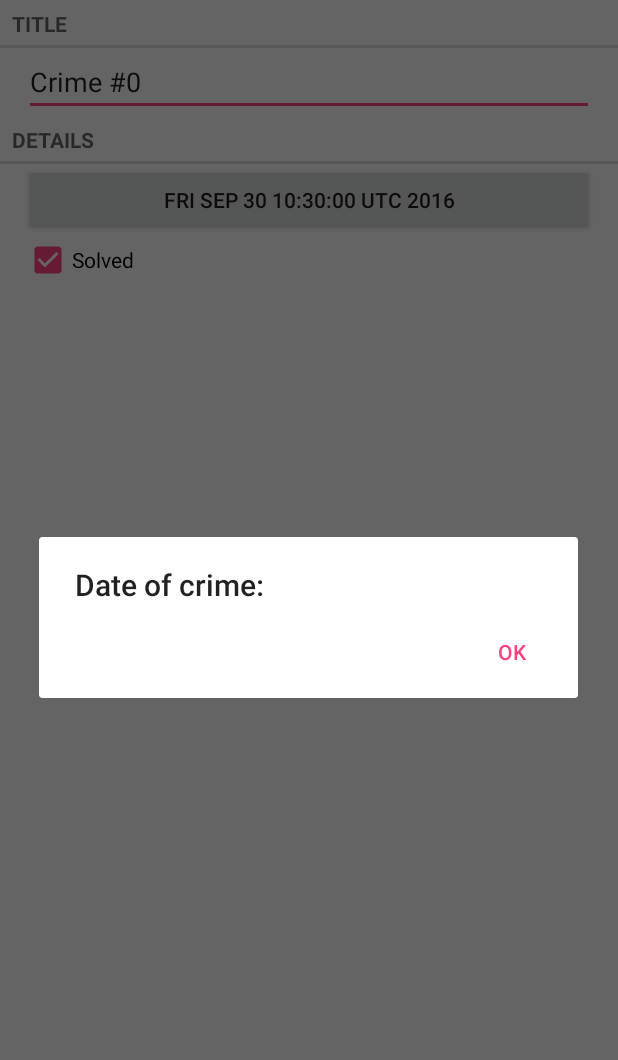
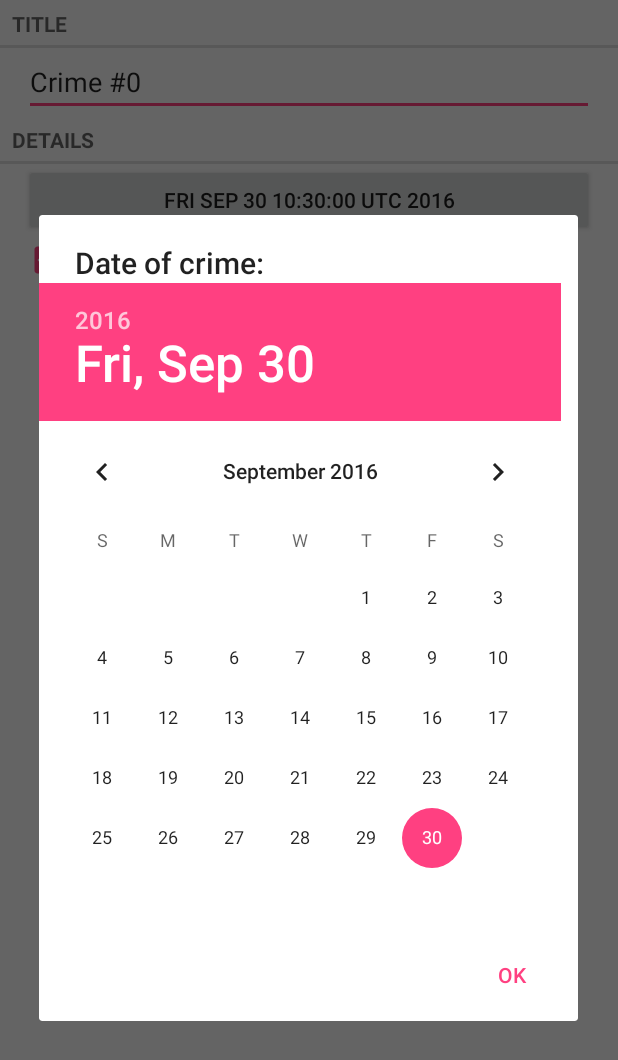
Before and after one commit to CquptZouSheng/CriminalIntent, an Android app: the CrimeFragment screen opened directly, with no data from a screen before it, after a tap on an icon or button, on a phone screen of 412 x 824 dp. Shown: the top 1060 px of the screen. Run offline under Robolectric (Android 15) with nearby library versions, the phone set to English and light mode, and no system bars.

Commit message:
生成日期dialog。

```diff
--- a/app/src/main/java/com/zou/android/criminalintent/CrimeFragment.java
+++ b/app/src/main/java/com/zou/android/criminalintent/CrimeFragment.java
@@ -1,5 +1,6 @@
 package com.zou.android.criminalintent;
-
+import android.app.Activity;
+import android.content.Intent;
 import android.os.Bundle;
 import android.support.v4.app.Fragment;
 import android.support.v4.app.FragmentManager;
@@ -13,6 +14,7 @@ import android.widget.CheckBox;
 import android.widget.CompoundButton;
 import android.widget.EditText;
 
+import java.util.Date;
 import java.util.UUID;
 
 /**
@@ -23,6 +25,7 @@ public class CrimeFragment extends Fragment {
 
     private static final String ARG_CRIME_ID = "crime_id";
     private static final String DIALOG_DATE = "DialogDate";
+    public static final int REQUEST_DATE=0;
 
     private Crime mCrime;
     private EditText mTitleField;
@@ -36,13 +39,25 @@ public class CrimeFragment extends Fragment {
         crimeFragment.setArguments(args);
         return crimeFragment;
     }
+
+    @Override
+    public void onActivityResult(int requestCode, int resultCode, Intent data) {
+        if (resultCode!= Activity.RESULT_OK){
+            return;
+        }
+        if (requestCode==REQUEST_DATE){
+            Date date= (Date) data.getSerializableExtra(DatePickerFragement.EXTRA_DATE);
+            mCrime.setDate(date);
+            mDateButton.setText(mCrime.getDate().toString());
+        }
+    }
+
     @Override
     public void onCreate(Bundle savedInstanceState) {
         super.onCreate(savedInstanceState);
         UUID crimeId= (UUID) getArguments().getSerializable(ARG_CRIME_ID);
         mCrime=CrimeLab.get(getActivity()).getCrime(crimeId);
     }
-
     @Override
     public View onCreateView(LayoutInflater inflater,ViewGroup container,Bundle savedInstanceState) {
         View v=inflater.inflate(R.layout.fragment_crime,container,false);
@@ -71,7 +86,8 @@ public class CrimeFragment extends Fragment {
             @Override
             public void onClick(View v) {
                 FragmentManager fragmentManager=getFragmentManager();
-                DatePickerFragement dialog=new DatePickerFragement();
+                DatePickerFragement dialog=DatePickerFragement.newInstance(mCrime.getDate());
+                dialog.setTargetFragment(CrimeFragment.this,REQUEST_DATE);
                 dialog.show(fragmentManager,DIALOG_DATE);
             }
         });
--- a/app/src/main/java/com/zou/android/criminalintent/DatePickerFragement.java
+++ b/app/src/main/java/com/zou/android/criminalintent/DatePickerFragement.java
@@ -1,19 +1,70 @@
 package com.zou.android.criminalintent;
 
+import android.app.Activity;
 import android.app.AlertDialog;
 import android.app.Dialog;
+import android.content.DialogInterface;
+import android.content.Intent;
 import android.os.Bundle;
 import android.support.v4.app.DialogFragment;
+import android.view.LayoutInflater;
+import android.view.View;
+import android.widget.DatePicker;
+
+import java.util.Calendar;
+import java.util.Date;
+import java.util.GregorianCalendar;
 
 /**
  * Created by Zou on 2016/9/30.
  */
 
 public class DatePickerFragement extends DialogFragment {
+    public static final String EXTRA_DATE =
+            "com.bignerdranch.android.criminalintent.date";
+    public static final String ARG_DATE="date";
+    private DatePicker mDatePicker;
+
+    public static DatePickerFragement newInstance(Date date){
+        Bundle args=new Bundle();
+        args.putSerializable(ARG_DATE,date);
+
+        DatePickerFragement datePickerFragement=new DatePickerFragement();
+        datePickerFragement.setArguments(args);
+        return datePickerFragement;
+    }
+
     public Dialog onCreateDialog(Bundle savedInstanceState) {
+        Date date= (Date) getArguments().getSerializable(ARG_DATE);
+        Calendar calendar=Calendar.getInstance();
+        calendar.setTime(date);
+        int year=calendar.get(Calendar.YEAR);
+        int month=calendar.get(Calendar.MONTH);
+        int day=calendar.get(Calendar.DAY_OF_MONTH);
+        View v= LayoutInflater.from(getActivity()).inflate(R.layout.dialog_date,null);
+        mDatePicker= (DatePicker) v.findViewById(R.id.dialog_date_date_picker);
+        mDatePicker.init(year,month,day,null);
         return new AlertDialog.Builder(getActivity())
+                .setView(v)
                 .setTitle(R.string.date_picker_title)
-                .setPositiveButton(android.R.string.ok,null)
+                .setPositiveButton(android.R.string.ok, new DialogInterface.OnClickListener() {
+                    @Override
+                    public void onClick(DialogInterface dialog, int which) {
+                        int year=mDatePicker.getYear();
+                        int month=mDatePicker.getMonth();
+                        int day=mDatePicker.getDayOfMonth();
+                        Date date=new GregorianCalendar(year,month,day).getTime();
+                        sendResult(Activity.RESULT_OK,date);
+                    }
+                })
                 .create();
     }
+    private void sendResult(int resultcode,Date date){
+        if (getTargetFragment()==null){
+            return;
+        }
+        Intent intent=new Intent();
+        intent.putExtra(EXTRA_DATE,date);
+        getTargetFragment().onActivityResult(getTargetRequestCode(),resultcode,intent);
+    }
 }
--- /dev/null
+++ b/app/src/main/res/layout/dialog_date.xml
@@ -0,0 +1,7 @@
+<?xml version="1.0" encoding="utf-8"?>
+<DatePicker xmlns:android="http://schemas.android.com/apk/res/android"
+    android:id="@+id/dialog_date_date_picker"
+    android:layout_width="wrap_content"
+    android:layout_height="wrap_content"
+    android:calendarViewShown="false">
+</DatePicker>
```
